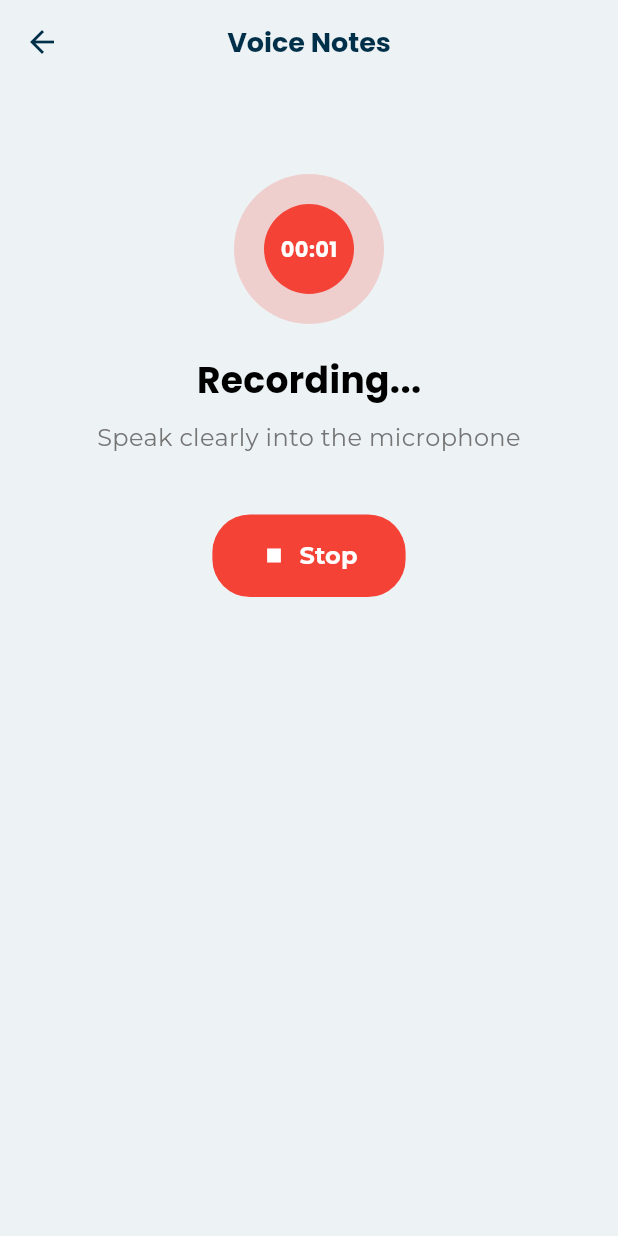
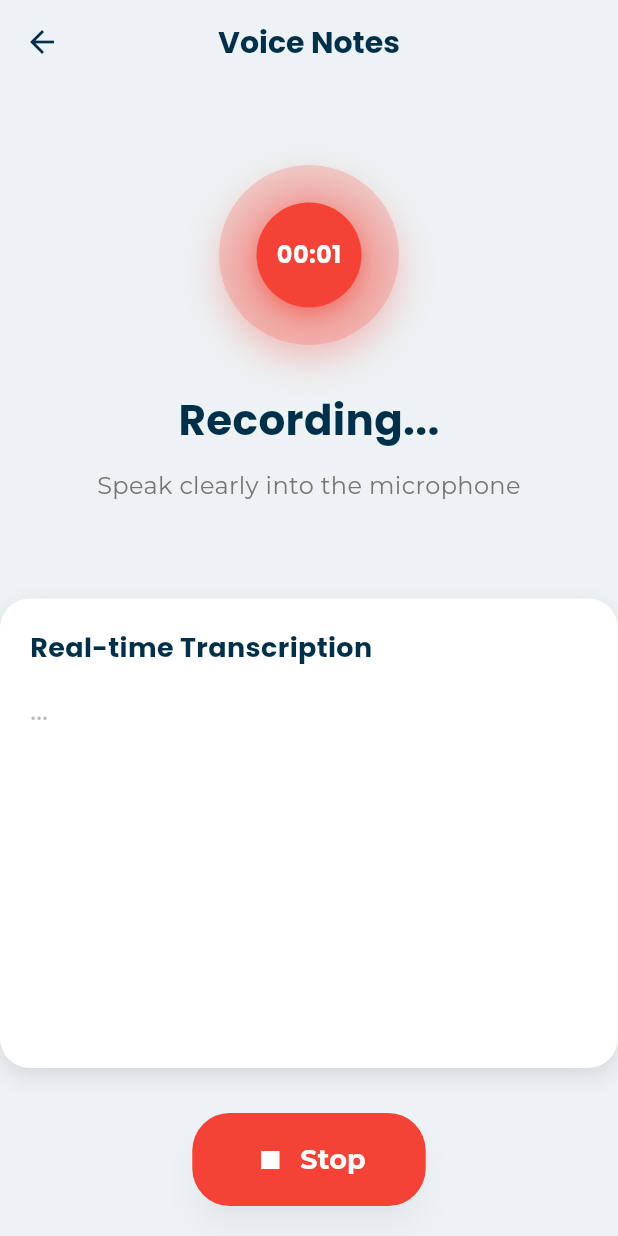
Before and after one commit to AleeXraxa/STE-2, a Flutter app: the VoiceNotesScreen screen opened by its route, after a tap on "Start Recording", on a phone screen of 412 x 824 dp. Run offline on Flutter 3.47's test engine with Material 3 defaults, Android fonts, the phone set to English and light mode, and no system bars; our stand-ins replace device_info_plus, flutter_blue_plus, flutter_dotenv, flutter_spinkit, flutter_tts, get and 4 more; missing offline and left inert: app_settings, translator; accounts and stored records are empty.

Commit message:
friday working

```diff
--- a/lib/features/voice_notes/controllers/voice_notes_controller.dart
+++ b/lib/features/voice_notes/controllers/voice_notes_controller.dart
@@ -18,6 +18,7 @@ class VoiceNotesController extends GetxController {
   RxInt recordingDuration = 0.obs;
   RxInt currentPlayingIndex = (-1).obs;
   RxList<VoiceNote> voiceNotes = <VoiceNote>[].obs;
+  RxString realTimeTranscription = ''.obs;
 
   // Current recording state
   String? _currentFilePath;
@@ -78,21 +79,56 @@ class VoiceNotesController extends GetxController {
     isRecording.value = true;
     recordingDuration.value = 0;
     _recordingStartTime = DateTime.now().millisecondsSinceEpoch;
+    realTimeTranscription.value = '';
 
-    // Start recording with transcription
-    await _speechToText.listen(
-      listenMode: ListenMode.dictation,
-      partialResults: true,
-      onResult: (result) {
-        // We'll handle transcription later if needed
-        if (result.finalResult) {
-          print('Recorded text: ${result.recognizedWords}');
+    // Initialize speech-to-text with proper status handling
+    await _speechToText.initialize(
+      onStatus: (status) {
+        print('Speech status: $status');
+        if (status == 'notListening' || status == 'done') {
+          if (isRecording.value) {
+            // If still recording, restart listening
+            _restartListening();
+          }
+        }
+      },
+      onError: (error) {
+        print('Speech error: $error');
+        if (error.errorMsg == 'error_speech_timeout') {
+          // Restart listening on timeout
+          _restartListening();
+        } else {
+          Get.snackbar('Error', 'Speech recognition error: ${error.errorMsg}');
         }
       },
     );
 
+    // Start recording with real-time transcription
+    await _restartListening();
+
     // Start duration timer
     _startDurationTimer();
+  }
+
+  Future<void> _restartListening() async {
+    try {
+      await _speechToText.listen(
+        listenMode: ListenMode.confirmation,
+        partialResults: true,
+        listenFor: Duration(hours: 1), // Long duration to avoid timeout
+        pauseFor: Duration(hours: 1), // Long pause to avoid timeout
+        onResult: (result) {
+          if (result.finalResult) {
+            print('Recorded text: ${result.recognizedWords}');
+          } else {
+            // Update real-time transcription with partial results
+            realTimeTranscription.value = result.recognizedWords;
+          }
+        },
+      );
+    } catch (e) {
+      print('Error restarting listening: $e');
+    }
   }
 
   void _startDurationTimer() {
@@ -107,6 +143,7 @@ class VoiceNotesController extends GetxController {
   Future<void> stopRecording() async {
     isRecording.value = false;
     await _speechToText.stop();
+    await _speechToText.cancel(); // Ensure all listening is stopped
 
     // Create a new voice note
     final id = DateTime.now().millisecondsSinceEpoch.toString();
@@ -131,6 +168,7 @@ class VoiceNotesController extends GetxController {
     }
 
     recordingDuration.value = 0;
+    realTimeTranscription.value = ''; // Clear transcription
   }
 
   Future<void> playVoiceNote(int index) async {
--- a/lib/features/voice_notes/views/voice_notes_screen.dart
+++ b/lib/features/voice_notes/views/voice_notes_screen.dart
@@ -61,17 +61,57 @@ class _VoiceNotesScreenState extends State<VoiceNotesScreen>
     showDialog(
       context: context,
       builder: (context) => AlertDialog(
-        title: Text('Rename Voice Note'),
-        content: TextField(
+        backgroundColor: Color(0xFFEDF2F4),
+        shape: RoundedRectangleBorder(
+          borderRadius: BorderRadius.circular(20),
+        ),
+        title: Text(
+          'Rename Voice Note',
+          style: GoogleFonts.poppins(
+            fontSize: 18,
+            fontWeight: FontWeight.bold,
+            color: Color(0xFF003049),
+          ),
+        ),
+        content: Container(
+          decoration: BoxDecoration(
+            color: Colors.white,
+            borderRadius: BorderRadius.circular(12),
+            boxShadow: [
+              BoxShadow(
+                color: Colors.black.withOpacity(0.1),
+                blurRadius: 8,
+                offset: Offset(0, 4),
+              ),
+            ],
+          ),
+          child: TextField(
             controller: textController,
             decoration: InputDecoration(
               hintText: 'Enter new title',
+              hintStyle: TextStyle(color: Colors.grey[600]),
+              border: OutlineInputBorder(
+                borderRadius: BorderRadius.circular(12),
+                borderSide: BorderSide.none,
+              ),
+              filled: true,
+              fillColor: Colors.white,
+              contentPadding:
+                  EdgeInsets.symmetric(horizontal: 16, vertical: 12),
+            ),
+            style: GoogleFonts.poppins(color: Colors.black),
           ),
         ),
         actions: [
           TextButton(
             onPressed: () => Navigator.pop(context),
-            child: Text('Cancel'),
+            child: Text(
+              'Cancel',
+              style: GoogleFonts.poppins(
+                color: Colors.grey[600],
+                fontWeight: FontWeight.w500,
+              ),
+            ),
           ),
           TextButton(
             onPressed: () {
@@ -80,7 +120,13 @@ class _VoiceNotesScreenState extends State<VoiceNotesScreen>
               }
               Navigator.pop(context);
             },
-            child: Text('Save'),
+            child: Text(
+              'Save',
+              style: GoogleFonts.poppins(
+                color: Color(0xFF003049),
+                fontWeight: FontWeight.bold,
+              ),
+            ),
           ),
         ],
       ),
@@ -88,28 +134,46 @@ class _VoiceNotesScreenState extends State<VoiceNotesScreen>
   }
 
   Widget _buildRecordingIndicator() {
-    return Container(
-      padding: EdgeInsets.all(20),
+    return Expanded(
       child: Column(
         children: [
-          SizedBox(height: 40),
+          // Recording Section
+          Expanded(
+            flex: 1,
+            child: Column(
+              mainAxisAlignment: MainAxisAlignment.center,
+              children: [
                 Row(
                   mainAxisAlignment: MainAxisAlignment.center,
                   children: [
                     Container(
-                width: 100,
-                height: 100,
+                      width: 120,
+                      height: 120,
                       decoration: BoxDecoration(
                         shape: BoxShape.circle,
                         color: Colors.red.withOpacity(0.2),
+                        boxShadow: [
+                          BoxShadow(
+                            color: Colors.red.withOpacity(0.3),
+                            blurRadius: 20,
+                            offset: Offset(0, 10),
+                          ),
+                        ],
                       ),
                       child: Center(
                         child: Container(
-                    width: 60,
-                    height: 60,
+                          width: 70,
+                          height: 70,
                           decoration: BoxDecoration(
                             shape: BoxShape.circle,
                             color: Colors.red,
+                            boxShadow: [
+                              BoxShadow(
+                                color: Colors.red.withOpacity(0.5),
+                                blurRadius: 10,
+                                offset: Offset(0, 5),
+                              ),
+                            ],
                           ),
                           child: Center(
                             child: Obx(() => Text(
@@ -117,7 +181,7 @@ class _VoiceNotesScreenState extends State<VoiceNotesScreen>
                                       controller.recordingDuration.value),
                                   style: GoogleFonts.poppins(
                                     color: Colors.white,
-                              fontSize: 14,
+                                    fontSize: 16,
                                     fontWeight: FontWeight.bold,
                                   ),
                                 )),
@@ -127,15 +191,16 @@ class _VoiceNotesScreenState extends State<VoiceNotesScreen>
                     ),
                   ],
                 ),
-          SizedBox(height: 20),
+                SizedBox(height: 30),
                 Text(
                   'Recording...',
                   style: AppTextStyles.heading.copyWith(
-              fontSize: 24,
-              color: Colors.black,
+                    fontSize: 28,
+                    color: Color(0xFF003049),
+                    fontWeight: FontWeight.bold,
                   ),
                 ),
-          SizedBox(height: 10),
+                SizedBox(height: 12),
                 Text(
                   'Speak clearly into the microphone',
                   style: AppTextStyles.body.copyWith(
@@ -143,6 +208,59 @@ class _VoiceNotesScreenState extends State<VoiceNotesScreen>
                     color: Colors.grey[600],
                   ),
                   textAlign: TextAlign.center,
+                ),
+              ],
+            ),
+          ),
+          // Real-time Speech-to-Text Section
+          Expanded(
+            flex: 1,
+            child: Container(
+              width: double.infinity,
+              margin: EdgeInsets.symmetric(vertical: 10),
+              padding: EdgeInsets.all(20),
+              decoration: BoxDecoration(
+                color: Colors.white,
+                borderRadius: BorderRadius.circular(20),
+                boxShadow: [
+                  BoxShadow(
+                    color: Colors.black.withOpacity(0.1),
+                    blurRadius: 12,
+                    offset: Offset(0, 6),
+                  ),
+                ],
+              ),
+              child: Column(
+                crossAxisAlignment: CrossAxisAlignment.start,
+                children: [
+                  Text(
+                    'Real-time Transcription',
+                    style: GoogleFonts.poppins(
+                      fontSize: 18,
+                      fontWeight: FontWeight.bold,
+                      color: Color(0xFF003049),
+                    ),
+                  ),
+                  SizedBox(height: 16),
+                  Expanded(
+                    child: Obx(() => SingleChildScrollView(
+                          child: Text(
+                            controller.realTimeTranscription.value.isNotEmpty
+                                ? controller.realTimeTranscription.value
+                                : '...',
+                            style: GoogleFonts.poppins(
+                              fontSize: 18,
+                              color: controller
+                                      .realTimeTranscription.value.isNotEmpty
+                                  ? Colors.black
+                                  : Colors.grey[400],
+                            ),
+                          ),
+                        )),
+                  ),
+                ],
+              ),
+            ),
           ),
         ],
       ),
@@ -157,25 +275,41 @@ class _VoiceNotesScreenState extends State<VoiceNotesScreen>
             child: Column(
               mainAxisAlignment: MainAxisAlignment.center,
               children: [
-                Icon(
+                Container(
+                  width: 120,
+                  height: 120,
+                  decoration: BoxDecoration(
+                    shape: BoxShape.circle,
+                    color: Color(0xFF003049).withOpacity(0.1),
+                    boxShadow: [
+                      BoxShadow(
+                        color: Color(0xFF003049).withOpacity(0.2),
+                        blurRadius: 20,
+                        offset: Offset(0, 10),
+                      ),
+                    ],
+                  ),
+                  child: Icon(
                     Icons.mic_none,
-                  size: 80,
-                  color: Colors.grey[400],
+                    size: 60,
+                    color: Color(0xFF003049),
                   ),
-                SizedBox(height: 20),
+                ),
+                SizedBox(height: 30),
                 Text(
                   'No voice notes yet',
                   style: AppTextStyles.heading.copyWith(
-                    fontSize: 20,
-                    color: Colors.grey[600],
+                    fontSize: 24,
+                    color: Color(0xFF003049),
+                    fontWeight: FontWeight.bold,
                   ),
                 ),
-                SizedBox(height: 10),
+                SizedBox(height: 12),
                 Text(
                   'Tap the microphone button to start recording',
                   style: AppTextStyles.body.copyWith(
                     fontSize: 14,
-                    color: Colors.grey[500],
+                    color: Colors.grey[600],
                   ),
                   textAlign: TextAlign.center,
                 ),
@@ -193,23 +327,30 @@ class _VoiceNotesScreenState extends State<VoiceNotesScreen>
               margin: EdgeInsets.symmetric(horizontal: 16, vertical: 8),
               decoration: BoxDecoration(
                 color: Colors.white,
-                borderRadius: BorderRadius.circular(12),
+                borderRadius: BorderRadius.circular(16),
                 boxShadow: [
                   BoxShadow(
-                    color: Colors.black.withOpacity(0.05),
-                    blurRadius: 4,
-                    offset: Offset(0, 2),
+                    color: Colors.black.withOpacity(0.1),
+                    blurRadius: 10,
+                    offset: Offset(0, 5),
                   ),
                 ],
               ),
               child: ListTile(
-                contentPadding: EdgeInsets.all(12),
+                contentPadding: EdgeInsets.all(16),
                 leading: Container(
-                  width: 50,
-                  height: 50,
+                  width: 56,
+                  height: 56,
                   decoration: BoxDecoration(
                     shape: BoxShape.circle,
                     color: Color(0xFF003049),
+                    boxShadow: [
+                      BoxShadow(
+                        color: Color(0xFF003049).withOpacity(0.3),
+                        blurRadius: 8,
+                        offset: Offset(0, 4),
+                      ),
+                    ],
                   ),
                   child: Center(
                     child: Obx(() => IconButton(
@@ -218,6 +359,7 @@ class _VoiceNotesScreenState extends State<VoiceNotesScreen>
                                 ? Icons.stop
                                 : Icons.play_arrow,
                             color: Colors.white,
+                            size: 24,
                           ),
                           onPressed: () => controller.playVoiceNote(index),
                         )),
@@ -226,8 +368,9 @@ class _VoiceNotesScreenState extends State<VoiceNotesScreen>
                 title: Text(
                   note.title,
                   style: GoogleFonts.poppins(
-                    fontWeight: FontWeight.w500,
-                    color: Colors.black,
+                    fontWeight: FontWeight.w600,
+                    fontSize: 16,
+                    color: Color(0xFF003049),
                   ),
                 ),
                 subtitle: Row(
@@ -239,7 +382,7 @@ class _VoiceNotesScreenState extends State<VoiceNotesScreen>
                         color: Colors.grey[600],
                       ),
                     ),
-                    SizedBox(width: 10),
+                    SizedBox(width: 12),
                     Text(
                       '${note.createdAt.month}/${note.createdAt.day} ${note.createdAt.hour}:${note.createdAt.minute}',
                       style: GoogleFonts.poppins(
@@ -284,8 +427,9 @@ class _VoiceNotesScreenState extends State<VoiceNotesScreen>
         title: Text(
           'Voice Notes',
           style: AppTextStyles.heading.copyWith(
-            fontSize: 18,
+            fontSize: 20,
             color: Color(0xFF003049),
+            fontWeight: FontWeight.bold,
           ),
         ),
         backgroundColor: Color(0xFFEDF2F4),
@@ -309,27 +453,29 @@ class _VoiceNotesScreenState extends State<VoiceNotesScreen>
                     icon: Icon(
                       controller.isRecording.value ? Icons.stop : Icons.mic,
                       color: Colors.white,
+                      size: 24,
                     ),
                     label: Text(
                       controller.isRecording.value ? 'Stop' : 'Start Recording',
                       style: AppTextStyles.button.copyWith(
                         fontWeight: FontWeight.bold,
-                        fontSize: 16,
+                        fontSize: 18,
                       ),
                     ),
                     style: ElevatedButton.styleFrom(
                       backgroundColor: controller.isRecording.value
                           ? Colors.red
                           : Color(0xFF003049),
-                      shadowColor: Colors.transparent,
+                      shadowColor: Colors.black.withOpacity(0.2),
                       foregroundColor: Colors.white,
                       padding: EdgeInsets.symmetric(
-                        horizontal: 32.0,
-                        vertical: 16.0,
+                        horizontal: 40.0,
+                        vertical: 18.0,
                       ),
                       shape: RoundedRectangleBorder(
                         borderRadius: BorderRadius.circular(25),
                       ),
+                      elevation: 8,
                     ),
                   )),
             ),
```
Lines whose indentation alone changed are shown as unchanged.
